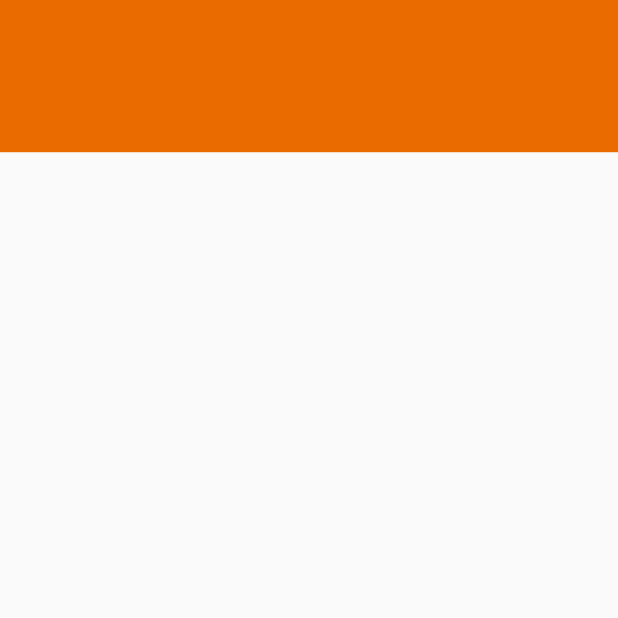
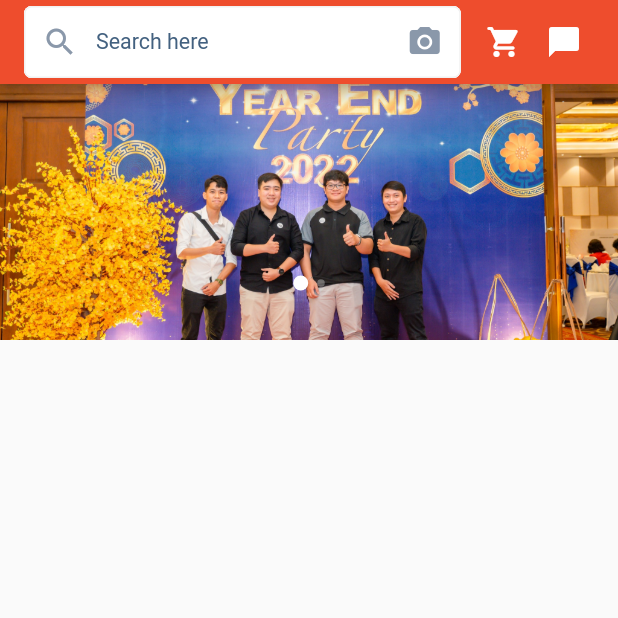
Before and after one commit to hailongqng/shopee_fake, a Flutter app: the screen it shows after launch, on a phone screen of 412 x 824 dp, the top half of it. Run offline on Flutter 3.47's test engine with Material 2 defaults, Android fonts, the phone set to English and light mode, and no system bars; drawn by our look-alikes of card_swiper; our stand-ins replace dio, flutter_screenutil, flutter_svg, rxdart.

Commit message:
[Dev] Home screen

```diff
--- /dev/null
+++ b/lib/app/components/custom_text_input.dart
@@ -0,0 +1,192 @@
+import 'package:flutter/material.dart';
+import 'package:flutter/services.dart';
+import 'package:flutter_screenutil/flutter_screenutil.dart';
+import 'package:shopee_fake/common/constants/app_colors.dart';
+
+class CustomTextInput extends StatefulWidget {
+  TextEditingController? textController;
+  Widget? startIcon;
+  String? labelText;
+  String? hintText;
+  String? defaultTextValue;
+  final String? errorText;
+  TextInputType? keyboardType;
+  bool? obscureText = false;
+  bool showBorder = false;
+  String? Function(String?)? validator;
+  String? Function(String?)? onTextChange;
+  EdgeInsets? containPadding;
+  Widget? endIcon;
+  bool enable = true;
+  bool highlight = false;
+  bool blur = false;
+  final List<TextInputFormatter>? inputFormatters;
+  bool capitalization;
+  bool enableQuickClear;
+
+  CustomTextInput({
+    Key? key,
+    this.textController,
+    this.startIcon,
+    this.hintText,
+    this.labelText,
+    this.defaultTextValue,
+    this.keyboardType,
+    this.obscureText,
+    this.validator,
+    this.onTextChange,
+    this.showBorder = true,
+    this.containPadding,
+    this.endIcon,
+    this.enable = true,
+    this.highlight = false,
+    this.inputFormatters,
+    this.errorText,
+    this.blur = false,
+    this.capitalization = false,
+    this.enableQuickClear = false,
+  }) : super(key: key);
+
+  @override
+  _CustomTextInputState createState() => _CustomTextInputState();
+}
+
+class _CustomTextInputState extends State<CustomTextInput> {
+  bool _showClearButton = false;
+
+  VoidCallback? _textListener;
+
+  void _onTextChanged() {
+    setState(() {
+      _showClearButton = (widget.textController?.text.length ?? 0) > 0;
+    });
+  }
+
+  @override
+  void initState() {
+    super.initState();
+    if (widget.enableQuickClear) {
+      _textListener = _onTextChanged;
+      widget.textController?.addListener(_textListener!);
+    }
+  }
+
+  @override
+  void dispose() {
+    if (_textListener != null) {
+      widget.textController?.removeListener(_textListener!);
+    }
+    super.dispose();
+  }
+
+  @override
+  Widget build(BuildContext context) {
+    return Column(
+      crossAxisAlignment: CrossAxisAlignment.start,
+      children: <Widget>[
+        TextFormField(
+          textCapitalization: widget.capitalization == true
+              ? TextCapitalization.characters
+              : TextCapitalization.sentences,
+          enabled: widget.enable,
+          maxLines: widget.keyboardType == TextInputType.multiline ? null : 1,
+          autocorrect: false,
+          enableSuggestions: false,
+          keyboardType: widget.keyboardType ?? TextInputType.multiline,
+          controller: widget.textController,
+          onChanged: widget.onTextChange,
+          obscureText: widget.obscureText == null ? false : widget.obscureText!,
+          validator: widget.validator,
+          style: Theme.of(context).textTheme.bodyText1?.copyWith(
+                fontSize: 13.sp,
+                fontWeight: FontWeight.w400,
+              ),
+          inputFormatters: widget.inputFormatters,
+          decoration: InputDecoration(
+            filled: true,
+            errorText: widget.errorText,
+            fillColor: widget.blur
+                ? AppColors.textFieldDisableBackground
+                : Colors.white,
+            hintStyle: Theme.of(context).textTheme.bodyText1?.copyWith(
+                  color: AppColors.mainTextColor,
+                  fontSize: 13.sp,
+                  fontWeight: FontWeight.w400,
+                ),
+            labelStyle: Theme.of(context).textTheme.bodyText1?.copyWith(
+                  fontSize: 13.sp,
+                  fontWeight: FontWeight.w400,
+                ),
+            enabledBorder: OutlineInputBorder(
+              borderSide: BorderSide(
+                color: AppColors.colorBorderGrey,
+                width: widget.showBorder ? 1 : 0,
+              ),
+              borderRadius: BorderRadius.circular(5.0),
+            ),
+            focusedBorder: OutlineInputBorder(
+              borderSide: const BorderSide(
+                color: AppColors.colorLightBlue,
+                width: 1.0,
+              ),
+              borderRadius: BorderRadius.circular(5.0),
+            ),
+            errorBorder: OutlineInputBorder(
+              borderSide: const BorderSide(
+                color: AppColors.colorError,
+                width: 1,
+              ),
+              borderRadius: BorderRadius.circular(5.0),
+            ),
+            focusedErrorBorder: OutlineInputBorder(
+              borderSide: const BorderSide(
+                color: AppColors.colorError,
+                width: 1,
+              ),
+              borderRadius: BorderRadius.circular(5.0),
+            ),
+            disabledBorder: OutlineInputBorder(
+              borderSide: BorderSide(
+                color: widget.highlight
+                    ? AppColors.colorLightBlue
+                    : AppColors.colorBorderGrey,
+                width: widget.showBorder ? 1 : 0,
+              ),
+              borderRadius: BorderRadius.circular(5.0),
+            ),
+            contentPadding:
+                widget.containPadding ?? const EdgeInsets.only(left: 20.0),
+            labelText: widget.labelText,
+            hintText: widget.hintText,
+            prefixIcon: widget.startIcon,
+            suffixIcon: widget.enableQuickClear
+                ? _showClearButton
+                    ? _clearButton()
+                    : null
+                : widget.endIcon,
+          ),
+        ),
+      ],
+    );
+  }
+
+  Widget _clearButton() {
+    return GestureDetector(
+      onTap: _onTextClear,
+      //Use container to increase touch area
+      child: Container(
+        color: Colors.transparent,
+        child: Icon(
+          Icons.highlight_off_outlined,
+          color: AppColors.mainTextColor,
+          size: 20.r,
+        ),
+      ),
+    );
+  }
+
+  void _onTextClear() {
+    widget.textController?.text = "";
+    if (widget.onTextChange != null) widget.onTextChange!("");
+  }
+}
--- a/lib/app/pages/home/home_screen.dart
+++ b/lib/app/pages/home/home_screen.dart
@@ -1,5 +1,9 @@
+import 'package:card_swiper/card_swiper.dart';
 import 'package:flutter/material.dart';
 import 'package:flutter_screenutil/flutter_screenutil.dart';
+import 'package:flutter_svg/flutter_svg.dart';
+import 'package:shopee_fake/app/components/custom_text_input.dart';
+import 'package:shopee_fake/common/constants/app_assets.dart';
 import 'package:shopee_fake/common/constants/app_colors.dart';
 
 class HomeScreen extends StatefulWidget {
@@ -12,17 +16,95 @@ class HomeScreen extends StatefulWidget {
 }
 
 class _HomeScreenState extends State<HomeScreen> {
+  final TextEditingController _searchController = TextEditingController();
+
   @override
   Widget build(BuildContext context) {
     return Scaffold(
-      // backgroundColor: AppColors.screenBackground,
+      appBar: AppBar(
+        backgroundColor: AppColors.primaryColor,
+        title: Row(
+          children: [
+            Expanded(
+              child: Container(
+                decoration: const BoxDecoration(
+                  borderRadius: BorderRadius.all(Radius.circular(5.0)),
+                  color: Colors.white,
+                ),
+                child: CustomTextInput(
+                  textController: _searchController,
+                  // onTextChange: _onSearchTextChange,
+                  hintText: "Search here",
+                  startIcon: const Icon(
+                    Icons.search_outlined,
+                    color: AppColors.colorIcon,
+                  ),
+                  endIcon: const Icon(
+                    Icons.camera_alt,
+                    color: AppColors.colorIcon,
+                  ),
+                ),
+              ),
+            ),
+            SizedBox(
+              width: 8.w,
+            ),
+            const Padding(
+              padding: EdgeInsets.all(8.0),
+              child: Icon(
+                Icons.shopping_cart_rounded,
+                color: Colors.white,
+              ),
+            ),
+            const Padding(
+              padding: EdgeInsets.all(8.0),
+              child: Icon(
+                Icons.chat_bubble,
+                color: Colors.white,
+              ),
+            ),
+          ],
+        ),
+      ),
       body: Column(
         children: [
-          Container(
-            height: 100.h,
-            color: AppColors.primaryColorApp,
-          ),
-          const Expanded(child: SizedBox())
+          Expanded(
+            flex: 2,
+            // child:
+            // Container(
+            //   decoration: const BoxDecoration(
+            //     color: Colors.red,
+            //     borderRadius: BorderRadius.only(
+            //       bottomLeft: Radius.circular(30),
+            //       bottomRight: Radius.circular(30),
+            //     ),
+            //   ),
+              child: Swiper.children(
+                autoplay: true,
+                pagination: const SwiperPagination(
+                    margin: EdgeInsets.fromLTRB(0.0, 0.0, 0.0, 30.0),
+                    builder: DotSwiperPaginationBuilder(
+                        color: Colors.white30,
+                        activeColor: Colors.white,
+                        size: 5.0,
+                        activeSize: 10.0)),
+                children: <Widget>[
+                  Image.asset(
+                    AppAssets.imgSecondPanel,
+                    fit: BoxFit.cover,
+                  ),
+                  Image.asset(
+                    AppAssets.imgThirdPanel,
+                    fit: BoxFit.cover,
+                  ),
+                ],
+              ),
+            ),
+          // ),
+          const Expanded(
+            flex: 7,
+            child: SizedBox(),
+          )
         ],
       ),
     );
--- a/lib/common/constants/app_assets.dart
+++ b/lib/common/constants/app_assets.dart
@@ -1,3 +1,6 @@
 class AppAssets {
   static const icShopee = "assets/icon/ic_shopee.svg";
+  static const imgFirstPanel = "assets/images/long1.jpeg";
+  static const imgSecondPanel = "assets/images/long2.jpeg";
+  static const imgThirdPanel = "assets/images/long3.jpeg";
 }
--- a/pubspec.yaml
+++ b/pubspec.yaml
@@ -40,6 +40,7 @@ dependencies:
   rxdart: ^0.27.1
   flutter_screenutil: ^5.0.0+2
   flutter_svg: ^0.22.0
+  card_swiper : ^2.0.1
 
 dev_dependencies:
   flutter_test:
@@ -63,7 +64,7 @@ flutter:
   # the material Icons class.
   uses-material-design: true
   assets:
-    #    - assets/img/
+    - assets/images/
     - assets/icon/
     # To add assets to your application, add an assets section, like this:
     # assets:
```
Also changed, not shown: assets/images/long1.jpeg (added), assets/images/long2.jpeg (added), assets/images/long3.jpeg (added), lib/generated/assets.dart (added), pubspec.lock, 1 other file.
